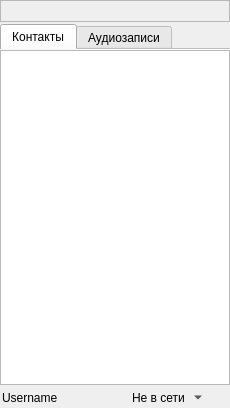
Before: the Qt Designer form mainwindow.ui in yzubchenko/VKReplica, drawn with Qt 5.
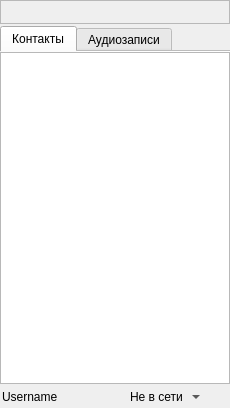
After: the same form once the commit is applied. Icons and pictures are not drawn.

Patch:
```diff
--- a/mainwindow.ui
+++ b/mainwindow.ui
@@ -12,7 +12,7 @@
   </property>
   <property name="minimumSize">
    <size>
-    <width>230</width>
+    <width>50</width>
     <height>0</height>
    </size>
   </property>
@@ -73,14 +73,14 @@
         <widget class="QToolButton" name="contactsVisibilityButton">
          <property name="minimumSize">
           <size>
-           <width>20</width>
-           <height>20</height>
+           <width>22</width>
+           <height>22</height>
           </size>
          </property>
          <property name="maximumSize">
           <size>
-           <width>20</width>
-           <height>20</height>
+           <width>22</width>
+           <height>22</height>
           </size>
          </property>
          <property name="text">
@@ -105,14 +105,14 @@
         <widget class="QToolButton" name="soundButton">
          <property name="minimumSize">
           <size>
-           <width>20</width>
-           <height>20</height>
+           <width>22</width>
+           <height>22</height>
           </size>
          </property>
          <property name="maximumSize">
           <size>
-           <width>20</width>
-           <height>20</height>
+           <width>22</width>
+           <height>22</height>
           </size>
          </property>
          <property name="text">
@@ -261,12 +261,6 @@
     </item>
     <item>
      <widget class="QFrame" name="statusFrame">
-      <property name="sizePolicy">
-       <sizepolicy hsizetype="Preferred" vsizetype="Fixed">
-        <horstretch>0</horstretch>
-        <verstretch>0</verstretch>
-       </sizepolicy>
-      </property>
       <property name="maximumSize">
        <size>
         <width>16777215</width>
@@ -297,30 +291,17 @@
          <property name="text">
           <string>Username</string>
          </property>
-         <property name="indent">
-          <number>-1</number>
+         <property name="scaledContents">
+          <bool>true</bool>
          </property>
         </widget>
        </item>
-       <item>
-        <spacer name="horizontalSpacer">
-         <property name="orientation">
-          <enum>Qt::Horizontal</enum>
-         </property>
-         <property name="sizeHint" stdset="0">
-          <size>
-           <width>40</width>
-           <height>20</height>
-          </size>
-         </property>
-        </spacer>
-       </item>
        <item>
         <widget class="QToolButton" name="statusButton">
          <property name="maximumSize">
           <size>
            <width>16777215</width>
-           <height>16777212</height>
+           <height>22</height>
           </size>
          </property>
          <property name="text">
@@ -348,14 +329,14 @@
         <widget class="QToolButton" name="authButton">
          <property name="minimumSize">
           <size>
-           <width>20</width>
-           <height>20</height>
+           <width>22</width>
+           <height>22</height>
           </size>
          </property>
          <property name="maximumSize">
           <size>
-           <width>20</width>
-           <height>20</height>
+           <width>22</width>
+           <height>22</height>
           </size>
          </property>
          <property name="text">
```
Left out of the diff: 8 changed lines with no effect on the pictures.
